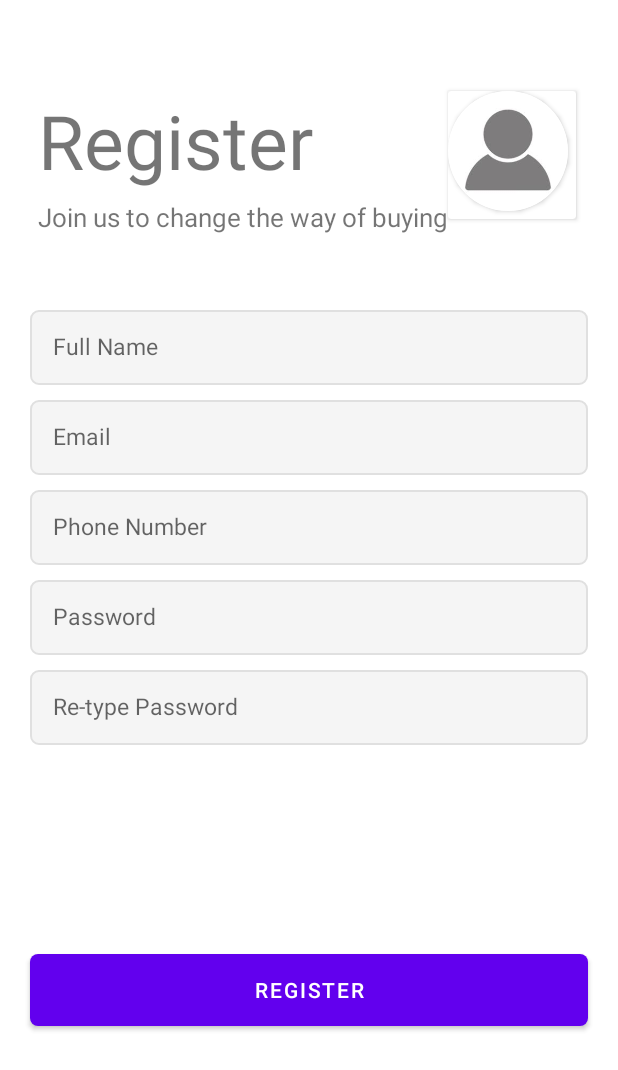
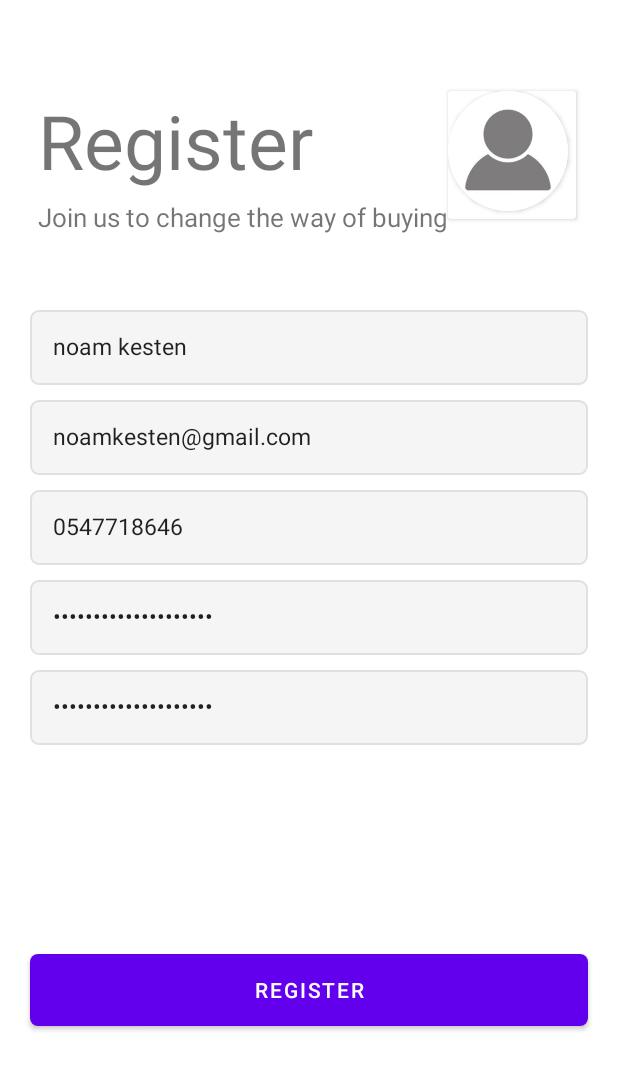
Before and after one commit to kestennoam/Hackaton-Huji-2022, an Android app: the screen it shows after launch (SignUpActivity), on a phone screen of 412 x 824 dp. Shown: the top 1070 px of the screen. Run offline under Robolectric (Android 15) with nearby library versions, the light colour scheme and no system bars; our stand-ins replace Firebase (no records; nobody signed in at launch, a user with empty details on screens opened directly).

Commit message:
mock rwegisr

```diff
--- a/app/src/main/res/layout/activity_sign_up.xml
+++ b/app/src/main/res/layout/activity_sign_up.xml
@@ -74,6 +74,7 @@
         android:layout_marginBottom="10dp"
         android:background="@drawable/et_custom"
         android:hint="Full Name"
+        android:text="noam kesten"
         android:inputType="textPersonName"
         android:padding="15dp"
         android:textSize="15sp" />
@@ -87,6 +88,7 @@
         android:layout_marginBottom="10dp"
         android:background="@drawable/et_custom"
         android:hint="Email"
+        android:text="noamkesten@gmail.com"
         android:inputType="textEmailAddress"
         android:padding="15dp"
         android:textSize="15sp" />
@@ -95,6 +97,7 @@
         android:id="@+id/et_phone_number"
         android:layout_width="match_parent"
         android:layout_height="50dp"
+        android:text="0547718646"
         android:layout_marginLeft="20dp"
         android:layout_marginRight="20dp"
         android:layout_marginBottom="10dp"
@@ -107,6 +110,7 @@
     <EditText
         android:id="@+id/et_password"
         android:layout_width="match_parent"
+        android:text="noamkesten@gmail.com"
         android:layout_height="50dp"
         android:layout_marginLeft="20dp"
         android:layout_marginRight="20dp"
@@ -120,6 +124,7 @@
     <EditText
         android:id="@+id/et_repassword"
         android:layout_width="match_parent"
+        android:text="noamkesten@gmail.com"
         android:layout_height="50dp"
         android:layout_marginLeft="20dp"
         android:layout_marginRight="20dp"
```
